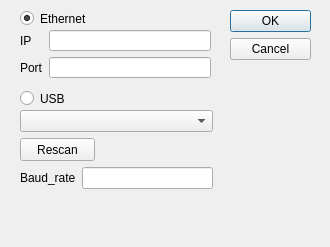
Above: powermeter_dialog.ui from Anbionchik/beam_width_meter before the change. Below: the same form after it.
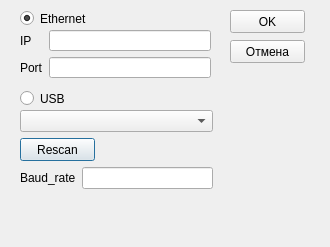
That is the form after the change.

Commit message: Завешено добавление возможности подключеня измерителя по USB

Diff of the .ui file:
```diff
--- a/powermeter_dialog.ui
+++ b/powermeter_dialog.ui
@@ -13,22 +13,6 @@
   <property name="windowTitle">
    <string>Dialog</string>
   </property>
-  <widget class="QDialogButtonBox" name="buttonBox">
-   <property name="geometry">
-    <rect>
-     <x>230</x>
-     <y>10</y>
-     <width>81</width>
-     <height>221</height>
-    </rect>
-   </property>
-   <property name="orientation">
-    <enum>Qt::Vertical</enum>
-   </property>
-   <property name="standardButtons">
-    <set>QDialogButtonBox::Cancel|QDialogButtonBox::Ok</set>
-   </property>
-  </widget>
   <widget class="QRadioButton" name="radioButton">
    <property name="geometry">
     <rect>
@@ -58,7 +42,7 @@
     <string>USB</string>
    </property>
   </widget>
-  <widget class="QWidget" name="">
+  <widget class="QWidget" name="layoutWidget">
    <property name="geometry">
     <rect>
      <x>20</x>
@@ -122,7 +106,7 @@
     </item>
    </layout>
   </widget>
-  <widget class="QWidget" name="">
+  <widget class="QWidget" name="layoutWidget">
    <property name="geometry">
     <rect>
      <x>20</x>
@@ -164,6 +148,32 @@
     </item>
    </layout>
   </widget>
+  <widget class="QPushButton" name="ok_btn">
+   <property name="geometry">
+    <rect>
+     <x>230</x>
+     <y>10</y>
+     <width>75</width>
+     <height>23</height>
+    </rect>
+   </property>
+   <property name="text">
+    <string>OK</string>
+   </property>
+  </widget>
+  <widget class="QPushButton" name="cancel_btn">
+   <property name="geometry">
+    <rect>
+     <x>230</x>
+     <y>40</y>
+     <width>75</width>
+     <height>23</height>
+    </rect>
+   </property>
+   <property name="text">
+    <string>Отмена</string>
+   </property>
+  </widget>
  </widget>
  <resources/>
  <connections>
```
Left out of the diff: 35 changed lines with no effect on the pictures. The commit also changes 2 other files.
